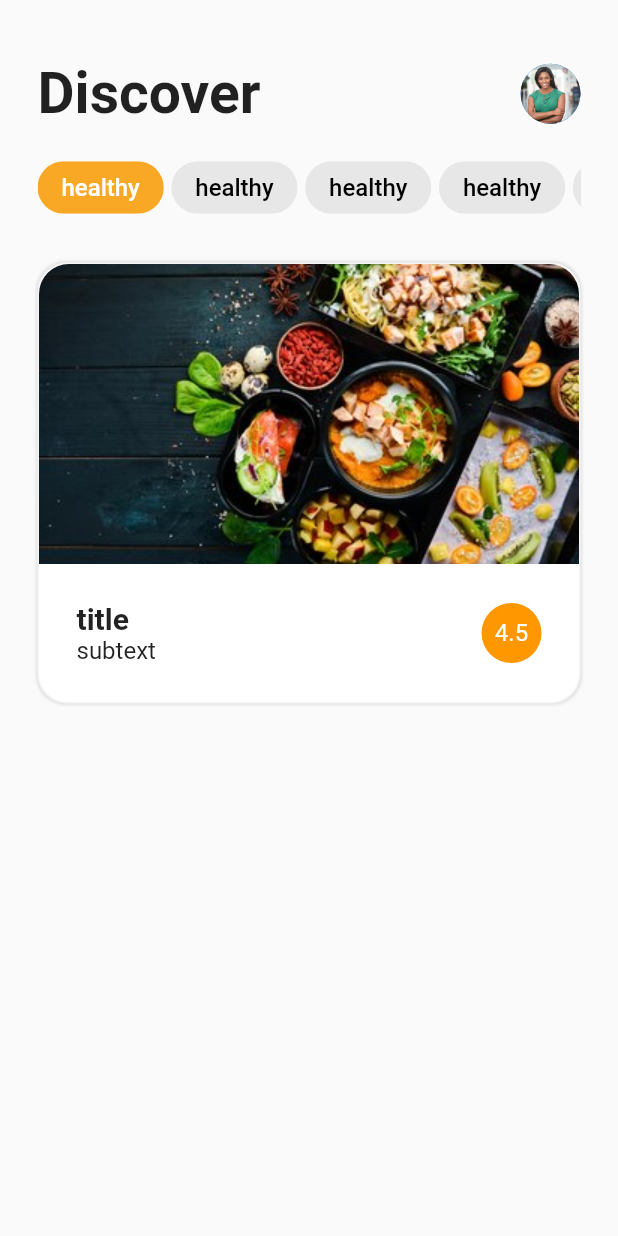
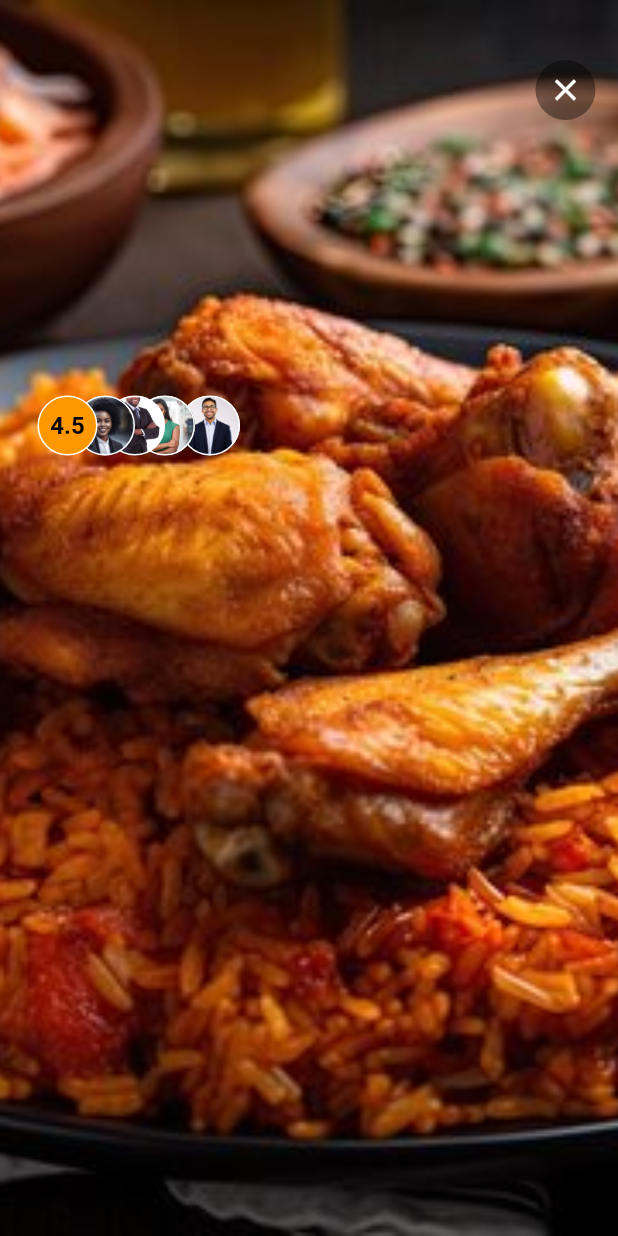
Before and after one commit to adefaze/restaurant_ui, a Flutter app: the screen it shows after launch, on a phone screen of 412 x 824 dp. Run offline on Flutter 3.47's test engine with Material 2 defaults, Android fonts, the phone set to English and light mode, and no system bars.

Commit message:
added details page

```diff
--- /dev/null
+++ b/lib/detail.dart
@@ -0,0 +1,84 @@
+import 'package:flutter/material.dart';
+
+class DetailPage extends StatefulWidget {
+  const DetailPage({super.key});
+
+  @override
+  State<DetailPage> createState() => _DetailPageState();
+}
+
+class _DetailPageState extends State<DetailPage> {
+  @override
+  Widget build(BuildContext context) {
+    return Scaffold(
+      body: Stack(
+        children: [
+          Container(
+            decoration: const BoxDecoration(
+                image: DecorationImage(
+              image: AssetImage('assets/images/jollof.jpg'),
+              fit: BoxFit.cover,
+            )),
+          ),
+          Positioned(
+            top: 40,
+            right: 15,
+            child: CircleAvatar(
+              backgroundColor: Colors.black.withOpacity(.4),
+              child: const Icon(
+                Icons.close,
+                color: Colors.white,
+              ),
+            ),
+          ),
+          buildAvatarMethod('ben', 120),
+          buildAvatarMethod('grace', 90),
+          buildAvatarMethod('peter', 70),
+          buildAvatarMethod('janet', 50),
+          Positioned(
+            top: MediaQuery.of(context).size.height * 0.32,
+            left: 25,
+            child: Container(
+              height: 40,
+              width: 40,
+              decoration: BoxDecoration(
+                  color: Colors.orange,
+                  border: Border.all(
+                      color: Colors.white,
+                      width: 1.0,
+                      style: BorderStyle.solid),
+                  borderRadius: BorderRadius.circular(20.0)),
+              alignment: Alignment.center,
+              child: const Text(
+                '4.5',
+                style: TextStyle(
+                  color: Colors.black,
+                  fontSize: 16,
+                  fontWeight: FontWeight.bold,
+                ),
+              ),
+            ),
+          ),
+
+        ],
+      ),
+    );
+  }
+
+  Positioned buildAvatarMethod(String image, double leftPosition) {
+    return Positioned(
+        top: MediaQuery.of(context).size.height * 0.32,
+        left: leftPosition,
+        child: Container(
+          height: 40,
+          width: 40,
+          decoration: BoxDecoration(
+            border: Border.all(color: Colors.white),
+            borderRadius: BorderRadius.circular(20),
+            image: DecorationImage(
+                image: AssetImage('assets/avatar/$image.jpg'),
+                fit: BoxFit.cover),
+          ),
+        ));
+  }
+}
--- a/lib/main.dart
+++ b/lib/main.dart
@@ -1,4 +1,5 @@
 import 'package:flutter/material.dart';
+import 'package:restuarantuiapp/detail.dart';
 
 void main() {
   runApp(const MyRestaurantBooking());
@@ -13,7 +14,7 @@ class MyRestaurantBooking extends StatelessWidget {
     return const MaterialApp(
       debugShowCheckedModeBanner: false,
       title: 'Flutter Demo',
-      home: HomePage(),
+      home: DetailPage(),
     );
   }
 }
@@ -53,21 +54,46 @@ class _HomePageState extends State<HomePage> {
               child: ListView(
                 scrollDirection: Axis.horizontal,
                 children: [
-                  buildChipMethod('healthy', true),
-                  buildChipMethod('healthy', false),
-                  buildChipMethod('healthy', false),
-                  buildChipMethod('healthy', false),
-                  buildChipMethod('healthy', false),
-                  buildChipMethod('healthy', false),
-                  buildChipMethod('healthy', false),
-                  buildChipMethod('healthy', false),
+                  buildChipMethod('Local Delights ', true),
+                  buildChipMethod('Spicy ', false),
+                  buildChipMethod('Seafood', false),
+                  buildChipMethod('Meaty', false),
+                  buildChipMethod('Nigerian Classic', false),
+                  buildChipMethod('International', false),
+                  buildChipMethod('Beverage', false),
+                  buildChipMethod('Breakfast', false),
                 ],
               ),
             ),
-            SizedBox(
+            const SizedBox(
               height: 30,
             ),
-            Container(
+            Expanded(
+              child: ListView(
+                children: [
+                  imageCardMethod(
+                      'Mama Put', 'Best swallow in town', 'food2', 5.0),
+                  imageCardMethod('Ose Olohun Food',
+                      'Delicious menu at best price', 'food3', 4.5),
+                  imageCardMethod(
+                      'Iya Meta', 'We are the best, ask around', 'food4', 4.1),
+                  imageCardMethod('Iya Oba Canteen',
+                      'Eat and lick your fingers', 'food1', 5.0),
+                  imageCardMethod(
+                      'JMK Food', '5 star food and events', 'food6', 4.0),
+                ],
+              ),
+            ),
+          ],
+        ),
+      ),
+    );
+  }
+
+  Container imageCardMethod(
+      String title, String subtext, String image, double ratings) {
+    return Container(
+      margin: const EdgeInsets.only(bottom: 30),
       decoration: BoxDecoration(
           color: Colors.white,
           borderRadius: BorderRadius.circular(20),
@@ -85,15 +111,14 @@ class _HomePageState extends State<HomePage> {
       child: Column(
         children: [
           Container(
-                    height: 200,
-                    decoration: const BoxDecoration(
+            height: 180,
+            decoration: BoxDecoration(
               image: DecorationImage(
-                        image: AssetImage('assets/images/food.jpg'),
+                image: AssetImage('assets/images/$image.jpg'),
                 fit: BoxFit.cover,
               ),
-                      borderRadius: BorderRadius.only(
-                          topLeft: Radius.circular(20),
-                          topRight: Radius.circular(20)),
+              borderRadius: const BorderRadius.only(
+                  topLeft: Radius.circular(20), topRight: Radius.circular(20)),
             ),
           ),
           Container(
@@ -103,33 +128,32 @@ class _HomePageState extends State<HomePage> {
               children: [
                 Column(
                   crossAxisAlignment: CrossAxisAlignment.start,
-                          children: const [
+                  children: [
                     Text(
-                              'title',
-                              style: TextStyle(
+                      title,
+                      style: const TextStyle(
                           fontSize: 20, fontWeight: FontWeight.bold),
                     ),
+                    const SizedBox(
+                      height: 4,
+                    ),
                     Text(
-                              'subtext',
-                              style: TextStyle(fontSize: 16),
+                      subtext,
+                      style: const TextStyle(fontSize: 16),
                     ),
                   ],
                 ),
-                        const CircleAvatar(
+                CircleAvatar(
                   backgroundColor: Colors.orange,
                   child: Text(
-                            '4.5',
-                            style: TextStyle(color: Colors.white),
+                    ratings.toString(),
+                    style: const TextStyle(color: Colors.white),
                   ),
                 )
               ],
             ),
           ),
         ],
-              ),
-            ),
-          ],
-        ),
       ),
     );
   }
@@ -141,8 +165,7 @@ class _HomePageState extends State<HomePage> {
         padding: const EdgeInsets.all(8),
         label: Text(
           name,
-          style: TextStyle(
-              color: isActive ? Colors.white : Colors.black, fontSize: 16),
+          style: const TextStyle(color: Colors.black, fontSize: 16),
         ),
         backgroundColor: isActive
             ? Colors.yellow.shade800
--- a/pubspec.yaml
+++ b/pubspec.yaml
@@ -61,6 +61,7 @@ flutter:
   # To add assets to your application, add an assets section, like this:
   assets:
    - assets/images/
+   - assets/avatar/
   #   - images/a_dot_ham.jpeg
 
   # An image asset can refer to one or more resolution-specific "variants", see
```
Also changed, not shown: assets/avatar/adam.jpg (added), assets/avatar/ben.jpg (added), assets/avatar/blessing.jpg (added), assets/avatar/grace.jpg (added), assets/avatar/janet.jpg (added), assets/avatar/john.jpg (added), assets/avatar/peter.jpg (added), assets/avatar/sarah.jpg (added), assets/images/amala.jpg (added), assets/images/food1.jpg (added), assets/images/food2.jpg (added), assets/images/food3.jpg (added), assets/images/food4.jpg (added), assets/images/food5.jpeg (added), 2 more files. Lines whose indentation alone changed are shown as unchanged.
